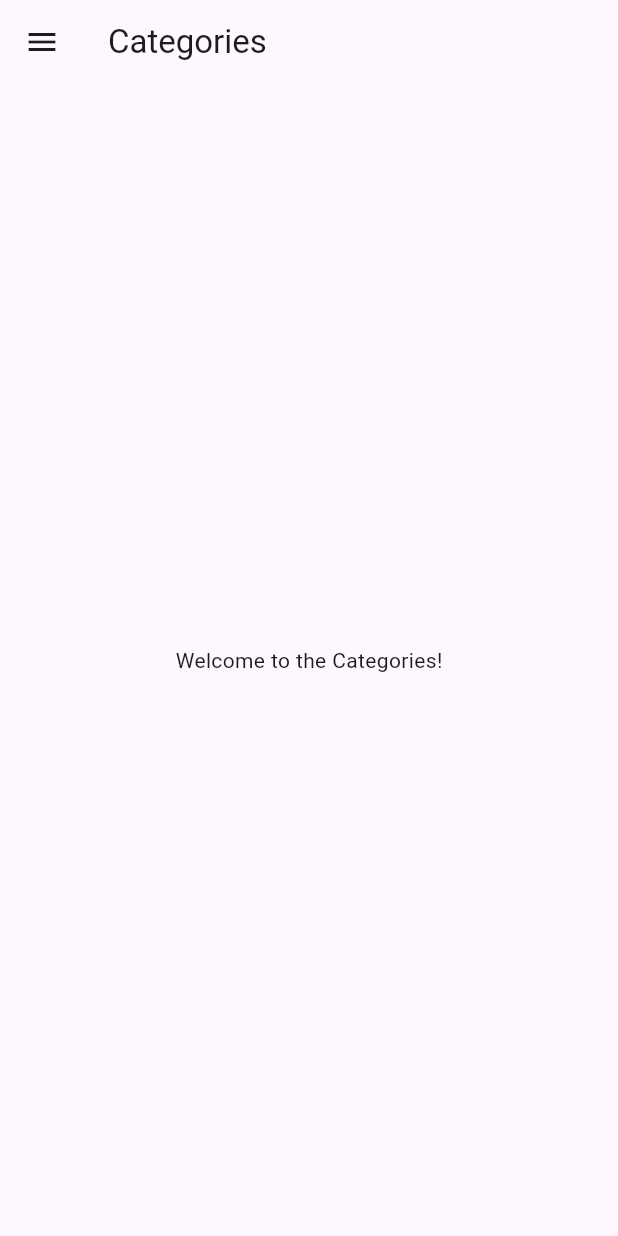
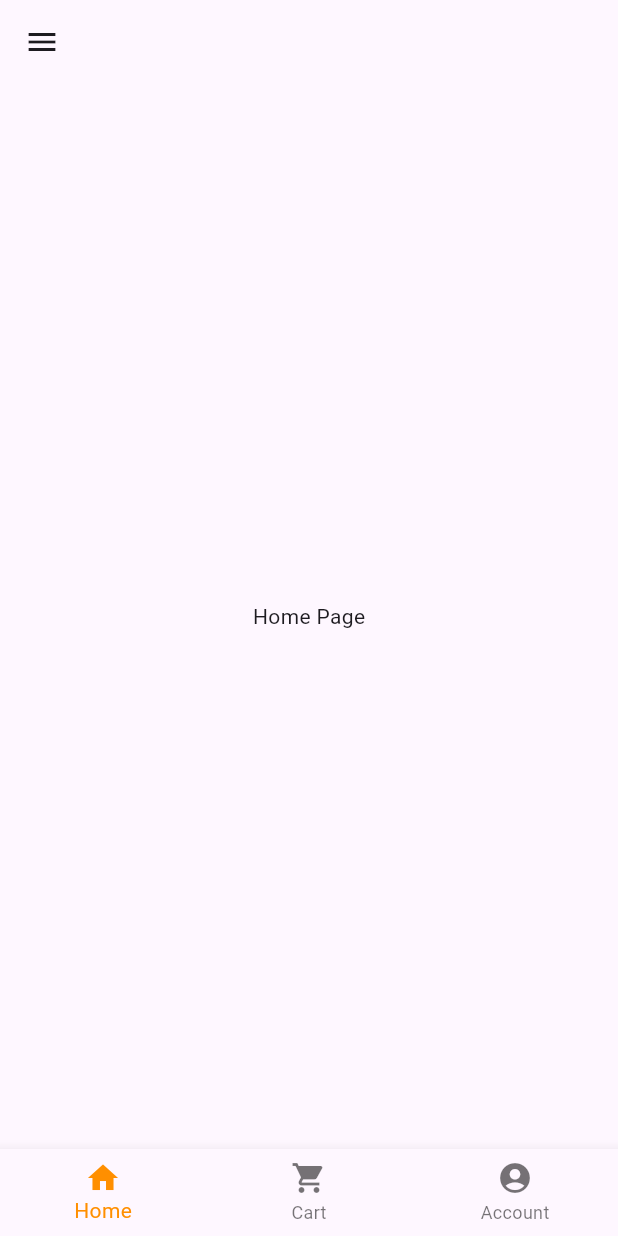
Before and after one commit to LuigiWoodhouse/Cosmetic, a Flutter app: the screen it shows after launch, after a tap on "Login", on a phone screen of 412 x 824 dp. Run offline on Flutter 3.47's test engine with Material 3 defaults, Android fonts, the light colour scheme and no system bars.

Commit message:
added menu bar

```diff
--- a/lib/login.dart
+++ b/lib/login.dart
@@ -1,6 +1,6 @@
 import 'package:flutter/material.dart';
 import 'service/auth_service.dart';
-import 'sidenav.dart';
+import 'main.dart';
 
 class LoginPage extends StatefulWidget {
   const LoginPage({super.key});
@@ -14,7 +14,7 @@ class _LoginPageState extends State<LoginPage> {
   final TextEditingController passwordController = TextEditingController();
   bool _isPasswordVisible = false;
 
-   // Toggle this variable to true when you want to bypass the login for debugging
+  // Toggle this variable to true when you want to bypass the login for debugging
   bool debugMode = true;
 
   @override
@@ -93,12 +93,12 @@ class _LoginPageState extends State<LoginPage> {
           ),
         ),
         const SizedBox(height: 10),
-         ElevatedButton(
+        ElevatedButton(
           onPressed: () async {
             if (debugMode) {
               Navigator.pushReplacement(
                 context,
-                MaterialPageRoute(builder: (context) => SideNav()),
+                MaterialPageRoute(builder: (context) => HomePage()),
               );
             } else {
               final authService = AuthService();
@@ -110,7 +110,7 @@ class _LoginPageState extends State<LoginPage> {
               if (loginSuccessful) {
                 Navigator.pushReplacement(
                   context,
-                  MaterialPageRoute(builder: (context) => SideNav()),
+                  MaterialPageRoute(builder: (context) => HomePage()),
                 );
               } else {
                 ScaffoldMessenger.of(context).showSnackBar(
--- a/lib/main.dart
+++ b/lib/main.dart
@@ -16,14 +16,13 @@ class MainApp extends StatelessWidget {
       initialRoute: '/login',
       routes: {
         '/login': (context) => const LoginPage(),
-        '/sidenav': (context) => SideNav(),
+        '/home': (context) => const HomePage(),
         '/cart': (context) => CartPage(),
       },
     );
   }
 }
 
-// Replace this with your actual CartPage widget
 class CartPage extends StatelessWidget {
   @override
   Widget build(BuildContext context) {
@@ -33,3 +32,65 @@ class CartPage extends StatelessWidget {
     );
   }
 }
+
+class HomePage extends StatefulWidget {
+  const HomePage({Key? key}) : super(key: key);
+
+  @override
+  _HomePageState createState() => _HomePageState();
+}
+
+class _HomePageState extends State<HomePage> {
+  int _selectedIndex = 0;
+
+  Widget _getPageWidget(int index) {
+    switch (index) {
+      case 0:
+        return Text('Home Page');  // Replace with your actual Home Page widget if needed
+      case 1:
+        return CartPage();         // Using your actual Cart Page widget
+      case 2:
+        return Text('Account Page'); // Replace with your actual Account Page widget if needed
+      default:
+        return Text('Unknown Page');
+    }
+  }
+
+  void _onItemTapped(int index) {
+    setState(() {
+      _selectedIndex = index;
+    });
+  }
+
+  @override
+  Widget build(BuildContext context) {
+    return Scaffold(
+      appBar: AppBar(
+        //title: const Text('E-commerce App'),
+      ),
+      drawer: SideNav(),
+      body: Center(
+        child: _getPageWidget(_selectedIndex), // Update the body to use _getPageWidget
+      ),
+      bottomNavigationBar: BottomNavigationBar(
+        items: const <BottomNavigationBarItem>[
+          BottomNavigationBarItem(
+            icon: Icon(Icons.home),
+            label: 'Home',
+          ),
+          BottomNavigationBarItem(
+            icon: Icon(Icons.shopping_cart),
+            label: 'Cart',
+          ),
+          BottomNavigationBarItem(
+            icon: Icon(Icons.account_circle),
+            label: 'Account',
+          ),
+        ],
+        currentIndex: _selectedIndex,
+        selectedItemColor: Colors.amber[800],
+        onTap: _onItemTapped,
+      ),
+    );
+  }
+}
--- a/lib/sidenav.dart
+++ b/lib/sidenav.dart
@@ -6,11 +6,7 @@ import 'shop/sextoy.dart';
 class SideNav extends StatelessWidget {
   @override
   Widget build(BuildContext context) {
-    return Scaffold(
-      appBar: AppBar(
-        title: Text('Categories'),
-      ),
-      drawer: Drawer(
+    return Drawer(
       width: 150,
       child: ListView(
         padding: EdgeInsets.zero,
@@ -20,10 +16,10 @@ class SideNav extends StatelessWidget {
               color: Colors.pink,
             ),
             child: Text(
-                'Categories',
+              '',
               style: TextStyle(
                 color: Colors.white,
-                  fontSize: 12,
+                fontSize: 24,
               ),
             ),
           ),
@@ -56,10 +52,6 @@ class SideNav extends StatelessWidget {
           ),
         ],
       ),
-      ),
-      body: Center(
-        child: Text('Welcome to the Categories!'),
-      ),
     );
   }
 }
```
Lines whose indentation alone changed are shown as unchanged.
